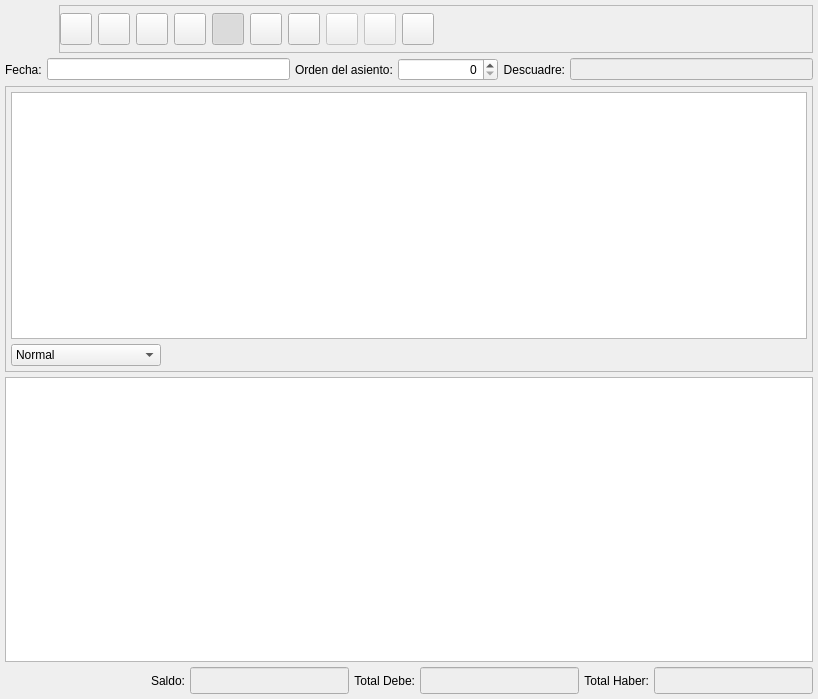
The window that bulmages/bulmacont/plugins/pluginbc_asiento/bcasientobase.ui (eboladev/Bulmages-1) describes before a commit, drawn with Qt 5.
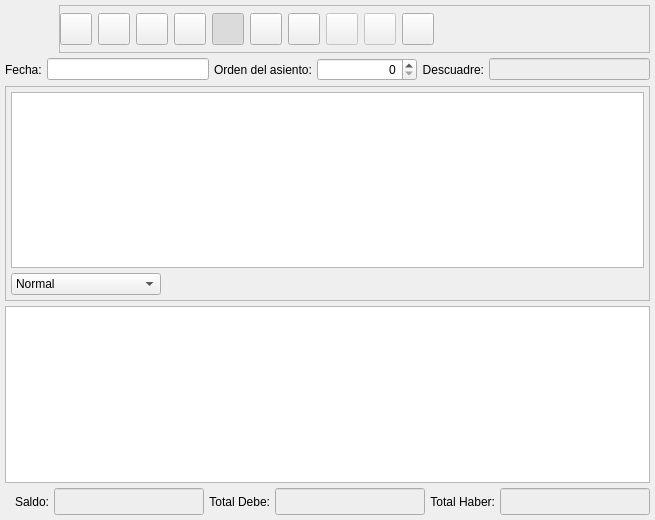
The same window after the commit. Icons and pictures are not drawn. Custom widgets are drawn as their Qt base class.

Patch:
```diff
--- a/bulmages/bulmacont/plugins/pluginbc_asiento/bcasientobase.ui
+++ b/bulmages/bulmacont/plugins/pluginbc_asiento/bcasientobase.ui
@@ -7,8 +7,8 @@
    <rect>
     <x>0</x>
     <y>0</y>
-    <width>818</width>
-    <height>699</height>
+    <width>655</width>
+    <height>520</height>
    </rect>
   </property>
   <property name="windowTitle">
```
Left out of the diff: 25 changed lines with no effect on the pictures.
